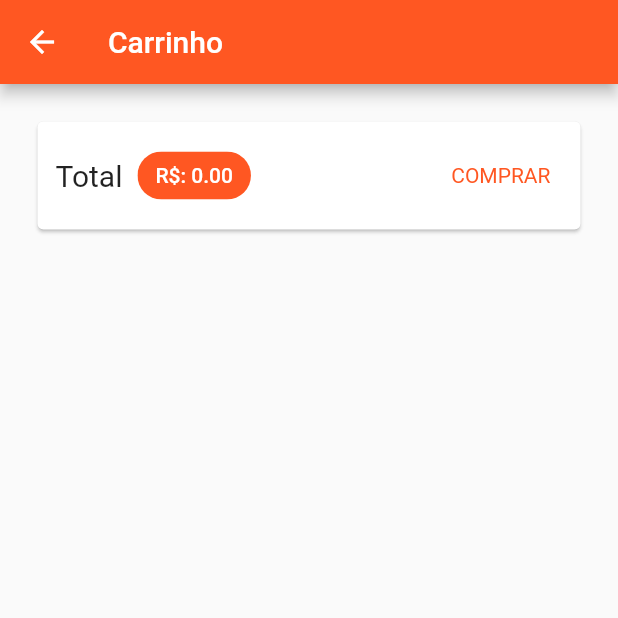
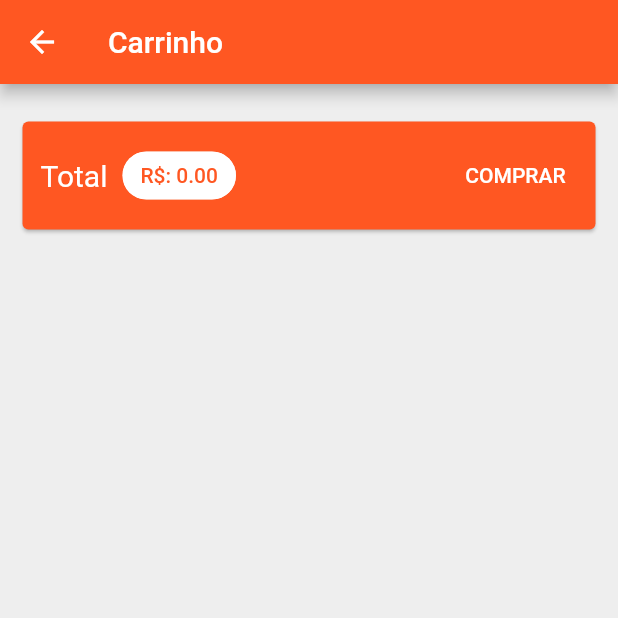
Before and after one commit to cacciatorieric/gerenciamento_estados, a Flutter app: the CartPage screen opened by its route, on a phone screen of 412 x 824 dp, the top half of it. Run offline on Flutter 3.47's test engine with Material 2 defaults, Android fonts, the phone set to English and light mode, and no system bars; network calls fail.

Commit message:
lista de compras completa

```diff
--- a/gerenciamento_estados/lib/main.dart
+++ b/gerenciamento_estados/lib/main.dart
@@ -32,6 +32,7 @@ class MyApp extends StatelessWidget {
           colorScheme: const ColorScheme.light(
             primary: Colors.deepOrange,
             secondary: Colors.white,
+            background: Color.fromARGB(255, 238, 238, 238)
           ),
 
         ),
--- a/gerenciamento_estados/lib/pages/cart_page.dart
+++ b/gerenciamento_estados/lib/pages/cart_page.dart
@@ -11,29 +11,36 @@ class CartPage extends StatelessWidget {
     final Cart cart = Provider.of(context);
     final items = cart.itens.values.toList();
     return Scaffold(
+      backgroundColor: Theme.of(context).colorScheme.background,
       appBar: AppBar(
         title: const Text('Carrinho'),
       ),
       body: Column(
         children: [
           Card(
-            margin: const EdgeInsets.all(25),
+            color: Theme.of(context).colorScheme.primary,
+            margin: const EdgeInsets.symmetric(
+              horizontal: 15,
+              vertical: 25,
+            ),
             child: Padding(
               padding: const EdgeInsets.all(12),
               child: Row(
                 mainAxisAlignment: MainAxisAlignment.spaceBetween,
                 children: [
-                  const Text(
+                  Text(
                     'Total',
-                    style: TextStyle(fontSize: 20),
+                    style: TextStyle(
+                        fontSize: 20,
+                        color: Theme.of(context).colorScheme.secondary),
                   ),
                   const SizedBox(width: 10),
                   Chip(
-                    backgroundColor: Theme.of(context).colorScheme.primary,
+                    backgroundColor: Theme.of(context).colorScheme.secondary,
                     label: Text(
                       'R\$: ${cart.totalAmount!.toStringAsFixed(2)}',
                       style: TextStyle(
-                        color: Theme.of(context).colorScheme.secondary,
+                        color: Theme.of(context).colorScheme.primary,
                       ),
                     ),
                   ),
@@ -41,10 +48,11 @@ class CartPage extends StatelessWidget {
                   TextButton(
                     onPressed: () {},
                     style: TextButton.styleFrom(
-                      textStyle: TextStyle(
-                          color: Theme.of(context).colorScheme.primary),
+                      primary: Theme.of(context).colorScheme.secondary,
                     ),
-                    child: const Text('COMPRAR'),
+                    child: const Text(
+                      'COMPRAR',
+                    ),
                   ),
                 ],
               ),
```
Also changed, not shown: gerenciamento_estados/lib/components/cart_item.dart (+51 -1 lines), gerenciamento_estados/lib/pages/counter_page.dart (deleted, +0 -52 lines).
